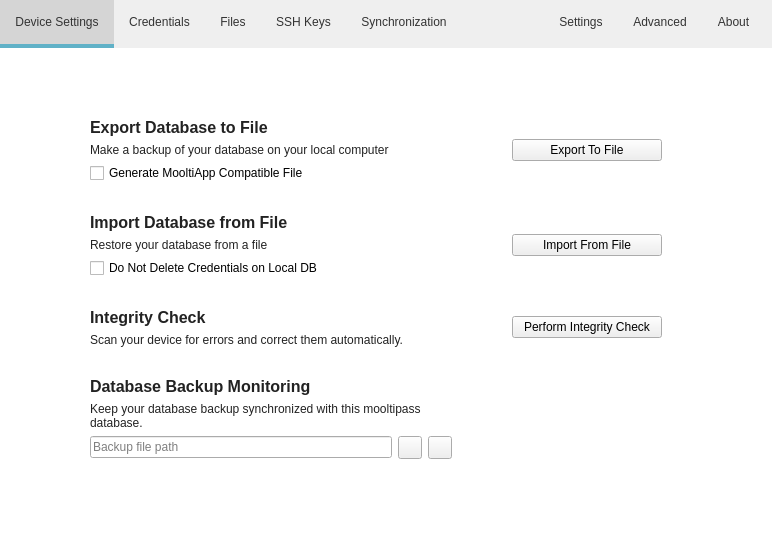
Above: src/MainWindow.ui from mooltipass/moolticute before the change. Below: the same form after it.
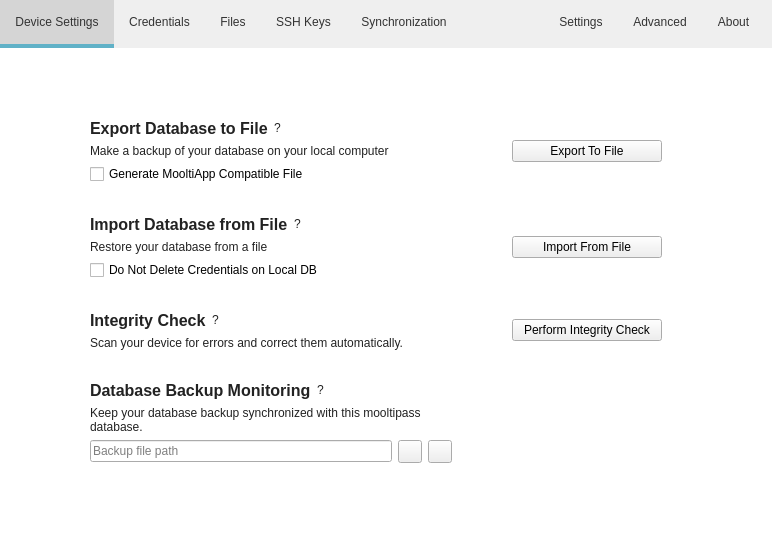
That is the form after the change. The open tabs and pages were chosen to show the change. Icons and pictures are not drawn. Custom widgets are drawn as their Qt base class.

Commit message: Initial draft of the help hints.

```diff
--- a/src/MainWindow.ui
+++ b/src/MainWindow.ui
@@ -1124,16 +1124,18 @@
              <enum>QLayout::SetNoConstraint</enum>
             </property>
             <item>
+             <layout class="QHBoxLayout" name="horizontalLayout_12">
+              <item>
              <widget class="QLabel" name="label_13">
               <property name="sizePolicy">
-               <sizepolicy hsizetype="Expanding" vsizetype="Preferred">
+                 <sizepolicy hsizetype="Preferred" vsizetype="Preferred">
                 <horstretch>0</horstretch>
                 <verstretch>0</verstretch>
                </sizepolicy>
               </property>
               <property name="minimumSize">
                <size>
-                <width>300</width>
+                  <width>0</width>
                 <height>0</height>
                </size>
               </property>
@@ -1150,6 +1152,34 @@
              </widget>
             </item>
             <item>
+               <widget class="QLabel" name="label_exportDBHelp">
+                <property name="sizePolicy">
+                 <sizepolicy hsizetype="Maximum" vsizetype="Preferred">
+                  <horstretch>0</horstretch>
+                  <verstretch>0</verstretch>
+                 </sizepolicy>
+                </property>
+                <property name="text">
+                 <string>?</string>
+                </property>
+               </widget>
+              </item>
+              <item>
+               <spacer name="horizontalSpacer_3">
+                <property name="orientation">
+                 <enum>Qt::Horizontal</enum>
+                </property>
+                <property name="sizeHint" stdset="0">
+                 <size>
+                  <width>40</width>
+                  <height>20</height>
+                 </size>
+                </property>
+               </spacer>
+              </item>
+             </layout>
+            </item>
+            <item>
              <widget class="QLabel" name="label_14">
               <property name="sizePolicy">
                <sizepolicy hsizetype="Expanding" vsizetype="Preferred">
@@ -1214,16 +1244,18 @@
              <enum>QLayout::SetNoConstraint</enum>
             </property>
             <item>
+             <layout class="QHBoxLayout" name="horizontalLayout_34">
+              <item>
              <widget class="QLabel" name="label_24">
               <property name="sizePolicy">
-               <sizepolicy hsizetype="Expanding" vsizetype="Preferred">
+                 <sizepolicy hsizetype="Preferred" vsizetype="Preferred">
                 <horstretch>0</horstretch>
                 <verstretch>0</verstretch>
                </sizepolicy>
               </property>
               <property name="minimumSize">
                <size>
-                <width>300</width>
+                  <width>0</width>
                 <height>0</height>
                </size>
               </property>
@@ -1240,6 +1272,34 @@
              </widget>
             </item>
             <item>
+               <widget class="QLabel" name="label_importDBHelp">
+                <property name="sizePolicy">
+                 <sizepolicy hsizetype="Maximum" vsizetype="Preferred">
+                  <horstretch>0</horstretch>
+                  <verstretch>0</verstretch>
+                 </sizepolicy>
+                </property>
+                <property name="text">
+                 <string>?</string>
+                </property>
+               </widget>
+              </item>
+              <item>
+               <spacer name="horizontalSpacer_4">
+                <property name="orientation">
+                 <enum>Qt::Horizontal</enum>
+                </property>
+                <property name="sizeHint" stdset="0">
+                 <size>
+                  <width>40</width>
+                  <height>20</height>
+                 </size>
+                </property>
+               </spacer>
+              </item>
+             </layout>
+            </item>
+            <item>
              <widget class="QLabel" name="label_25">
               <property name="sizePolicy">
                <sizepolicy hsizetype="Expanding" vsizetype="Preferred">
@@ -1307,16 +1367,18 @@
              <enum>QLayout::SetNoConstraint</enum>
             </property>
             <item>
+             <layout class="QHBoxLayout" name="horizontalLayout_35">
+              <item>
              <widget class="QLabel" name="label_27">
               <property name="sizePolicy">
-               <sizepolicy hsizetype="Expanding" vsizetype="Preferred">
+                 <sizepolicy hsizetype="Preferred" vsizetype="Preferred">
                 <horstretch>0</horstretch>
                 <verstretch>0</verstretch>
                </sizepolicy>
               </property>
               <property name="minimumSize">
                <size>
-                <width>300</width>
+                  <width>0</width>
                 <height>0</height>
                </size>
               </property>
@@ -1333,6 +1395,34 @@
              </widget>
             </item>
             <item>
+               <widget class="QLabel" name="label_integrityCheckHelp">
+                <property name="sizePolicy">
+                 <sizepolicy hsizetype="Maximum" vsizetype="Preferred">
+                  <horstretch>0</horstretch>
+                  <verstretch>0</verstretch>
+                 </sizepolicy>
+                </property>
+                <property name="text">
+                 <string>?</string>
+                </property>
+               </widget>
+              </item>
+              <item>
+               <spacer name="horizontalSpacer_19">
+                <property name="orientation">
+                 <enum>Qt::Horizontal</enum>
+                </property>
+                <property name="sizeHint" stdset="0">
+                 <size>
+                  <width>40</width>
+                  <height>20</height>
+                 </size>
+                </property>
+               </spacer>
+              </item>
+             </layout>
+            </item>
+            <item>
              <widget class="QLabel" name="label_29">
               <property name="sizePolicy">
                <sizepolicy hsizetype="Expanding" vsizetype="Preferred">
@@ -1387,6 +1477,8 @@
              <enum>QLayout::SetDefaultConstraint</enum>
             </property>
             <item>
+             <layout class="QHBoxLayout" name="horizontalLayout_36">
+              <item>
              <widget class="QLabel" name="label_backupControlsTitle">
               <property name="sizePolicy">
                <sizepolicy hsizetype="Expanding" vsizetype="Preferred">
@@ -1407,6 +1499,34 @@
              </widget>
             </item>
             <item>
+               <widget class="QLabel" name="label_dbBackupMonitoringHelp">
+                <property name="sizePolicy">
+                 <sizepolicy hsizetype="Maximum" vsizetype="Preferred">
+                  <horstretch>0</horstretch>
+                  <verstretch>0</verstretch>
+                 </sizepolicy>
+                </property>
+                <property name="text">
+                 <string>?</string>
+                </property>
+               </widget>
+              </item>
+              <item>
+               <spacer name="horizontalSpacer_35">
+                <property name="orientation">
+                 <enum>Qt::Horizontal</enum>
+                </property>
+                <property name="sizeHint" stdset="0">
+                 <size>
+                  <width>40</width>
+                  <height>20</height>
+                 </size>
+                </property>
+               </spacer>
+              </item>
+             </layout>
+            </item>
+            <item>
              <widget class="QLabel" name="label_backupControlsDescription">
               <property name="sizePolicy">
                <sizepolicy hsizetype="Expanding" vsizetype="Preferred">
```
Left out of the diff: 20 changed lines with no effect on the pictures. Lines whose indentation alone changed are shown as unchanged. The commit also changes 2 other files.
